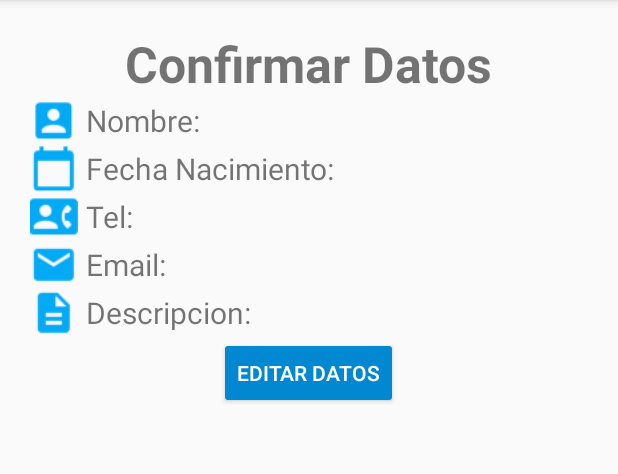
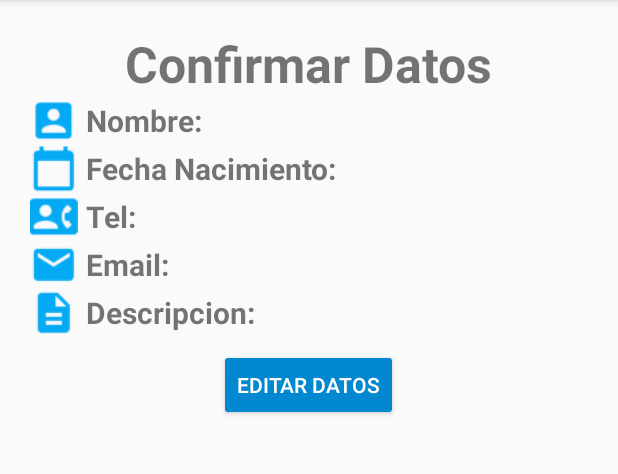
Before and after one commit to johanPaC115/MiAgenda, an Android app: the ConfirmarDatos screen opened directly, with no data from a screen before it, on a phone screen of 412 x 824 dp, the part 84-558 px from its top. Run offline under Robolectric (Android 15) with nearby library versions, the phone set to English and light mode, and no system bars.

Commit message:
Activity 2, confirmar datos de contacto

```diff
--- a/app/src/main/java/com/johancap115/miagenda/ConfirmarDatos.java
+++ b/app/src/main/java/com/johancap115/miagenda/ConfirmarDatos.java
@@ -2,13 +2,61 @@ package com.johancap115.miagenda;
 
 import androidx.appcompat.app.AppCompatActivity;
 
+import android.content.Intent;
 import android.os.Bundle;
+import android.view.KeyEvent;
+import android.view.View;
+import android.widget.TextView;
 
 public class ConfirmarDatos extends AppCompatActivity {
 
+    private TextView txvNombre, txvFecha, txvTel, txvEmail, txvDesc;
+    Contacto contact=null;
     @Override
     protected void onCreate(Bundle savedInstanceState) {
         super.onCreate(savedInstanceState);
         setContentView(R.layout.activity_confirmar_datos);
+
+        txvNombre  = (TextView) findViewById(R.id.txvNombre);
+        txvFecha   = (TextView) findViewById(R.id.txvFecha);
+        txvTel     = (TextView) findViewById(R.id.txvTelefono);
+        txvEmail   = (TextView) findViewById(R.id.txvEmail);
+        txvDesc    = (TextView) findViewById(R.id.txvDescripcion);
+
+
+        Bundle objtetoEnviado= getIntent().getExtras();
+
+        if (objtetoEnviado!=null){
+            contact=(Contacto) objtetoEnviado.getSerializable("contacto");
+            txvNombre.setText(contact.getNombre());
+            txvFecha.setText(contact.getFecha_nac());
+            txvTel.setText(contact.getTelefono());
+            txvEmail.setText(contact.getEmail());
+            txvDesc.setText(contact.getDescripcion());
+        }
+
+    }
+
+    public void confirmarContacto(View view) {
+        editarcontacto();
+    }
+
+    private void editarcontacto() {
+        Intent editIntent = new Intent(ConfirmarDatos.this, MainActivity.class);
+        Bundle bundleContac = new Bundle();
+        bundleContac.putSerializable("contacto", contact);
+        editIntent.putExtras(bundleContac);
+        startActivity(editIntent);
+        finish();
+    }
+
+    @Override
+    public boolean onKeyDown(int keyCode, KeyEvent event) {
+
+        if(keyCode == KeyEvent.KEYCODE_BACK){
+            Intent intentBack = new Intent(ConfirmarDatos.this, MainActivity.class);
+            startActivity(intentBack);
+        }
+        return super.onKeyDown(keyCode, event);
     }
 }
--- a/app/src/main/res/layout/activity_confirmar_datos.xml
+++ b/app/src/main/res/layout/activity_confirmar_datos.xml
@@ -32,12 +32,23 @@
             app:tint="@color/accent"
             tools:ignore="ContentDescription" />
         <TextView
-            android:id="@+id/txtNombre"
             android:layout_width="wrap_content"
             android:layout_height="wrap_content"
             android:text="@string/lbl_nombre"
             android:layout_gravity="center"
+            android:textStyle="bold"
             android:textSize="@dimen/texto"
+            android:layout_marginLeft="@dimen/marginLeft"
+            android:layout_marginStart="@dimen/marginLeft">
+        </TextView>
+        <TextView
+            android:id="@+id/txvNombre"
+            android:layout_width="wrap_content"
+            android:layout_height="wrap_content"
+            android:text=""
+            android:textSize="@dimen/texto"
+            android:layout_gravity="center_vertical"
+            android:layout_marginStart="@dimen/marginLeft"
             android:layout_marginLeft="@dimen/marginLeft">
         </TextView>
     </LinearLayout>
@@ -56,12 +67,23 @@
             app:tint="@color/accent"
             tools:ignore="ContentDescription" />
         <TextView
-            android:id="@+id/txtFecha"
             android:layout_width="wrap_content"
             android:layout_height="wrap_content"
             android:text="@string/lbl_fechaNac"
             android:layout_gravity="center"
+            android:textStyle="bold"
             android:textSize="@dimen/texto"
+            android:layout_marginLeft="@dimen/marginLeft"
+            android:layout_marginStart="@dimen/marginLeft">
+        </TextView>
+        <TextView
+            android:id="@+id/txvFecha"
+            android:layout_width="wrap_content"
+            android:layout_height="wrap_content"
+            android:text=""
+            android:textSize="@dimen/texto"
+            android:layout_gravity="center_vertical"
+            android:layout_marginStart="@dimen/marginLeft"
             android:layout_marginLeft="@dimen/marginLeft">
         </TextView>
     </LinearLayout>
@@ -79,12 +101,23 @@
             app:tint="@color/accent"
             tools:ignore="ContentDescription" />
         <TextView
-            android:id="@+id/txtTelefono"
             android:layout_width="wrap_content"
             android:layout_height="wrap_content"
             android:text="@string/lbl_telefono"
+            android:textStyle="bold"
             android:layout_gravity="center"
             android:textSize="@dimen/texto"
+            android:layout_marginLeft="@dimen/marginLeft"
+            android:layout_marginStart="@dimen/marginLeft">
+        </TextView>
+        <TextView
+            android:id="@+id/txvTelefono"
+            android:layout_width="wrap_content"
+            android:layout_height="wrap_content"
+            android:text=""
+            android:textSize="@dimen/texto"
+            android:layout_gravity="center_vertical"
+            android:layout_marginStart="@dimen/marginLeft"
             android:layout_marginLeft="@dimen/marginLeft">
         </TextView>
     </LinearLayout>
@@ -103,12 +136,23 @@
            app:tint="@color/accent"
            tools:ignore="ContentDescription" />
        <TextView
-           android:id="@+id/txtEmail"
            android:layout_width="wrap_content"
            android:layout_height="wrap_content"
            android:text="@string/lbl_email"
+           android:textStyle="bold"
            android:layout_gravity="center"
            android:textSize="@dimen/texto"
+           android:layout_marginLeft="@dimen/marginLeft"
+           android:layout_marginStart="@dimen/marginLeft">
+       </TextView>
+       <TextView
+           android:id="@+id/txvEmail"
+           android:layout_width="wrap_content"
+           android:layout_height="wrap_content"
+           android:text=""
+           android:textSize="@dimen/texto"
+           android:layout_gravity="center_vertical"
+           android:layout_marginStart="@dimen/marginLeft"
            android:layout_marginLeft="@dimen/marginLeft">
        </TextView>
    </LinearLayout>
@@ -125,13 +169,25 @@
             android:src="@drawable/description"
             app:tint="@color/accent"
             tools:ignore="ContentDescription" />
+
         <TextView
-            android:id="@+id/txtDescripcion"
             android:layout_width="wrap_content"
             android:layout_height="wrap_content"
             android:text="@string/lbl_descripcion"
+            android:textStyle="bold"
             android:layout_gravity="center"
             android:textSize="@dimen/texto"
+            android:layout_marginLeft="@dimen/marginLeft"
+            android:layout_marginStart="@dimen/marginLeft" />
+        <TextView
+            android:id="@+id/txvDescripcion"
+            android:layout_width="wrap_content"
+            android:layout_height="wrap_content"
+            android:layout_gravity="center_vertical"
+            android:text=""
+            android:textSize="@dimen/texto"
+            android:gravity="bottom"
+            android:layout_marginStart="@dimen/marginLeft"
             android:layout_marginLeft="@dimen/marginLeft">
         </TextView>
     </LinearLayout>
@@ -142,8 +198,9 @@
         android:layout_height="wrap_content"
         android:layout_gravity="center"
         android:text="@string/btn_editarDatos"
-        android:theme="@style/MyButtonRaised">
-
+        android:layout_marginTop="@dimen/marginButtonTop"
+        android:theme="@style/MyButtonRaised"
+        android:onClick="confirmarContacto">
     </Button>
 
 </LinearLayout>
```
